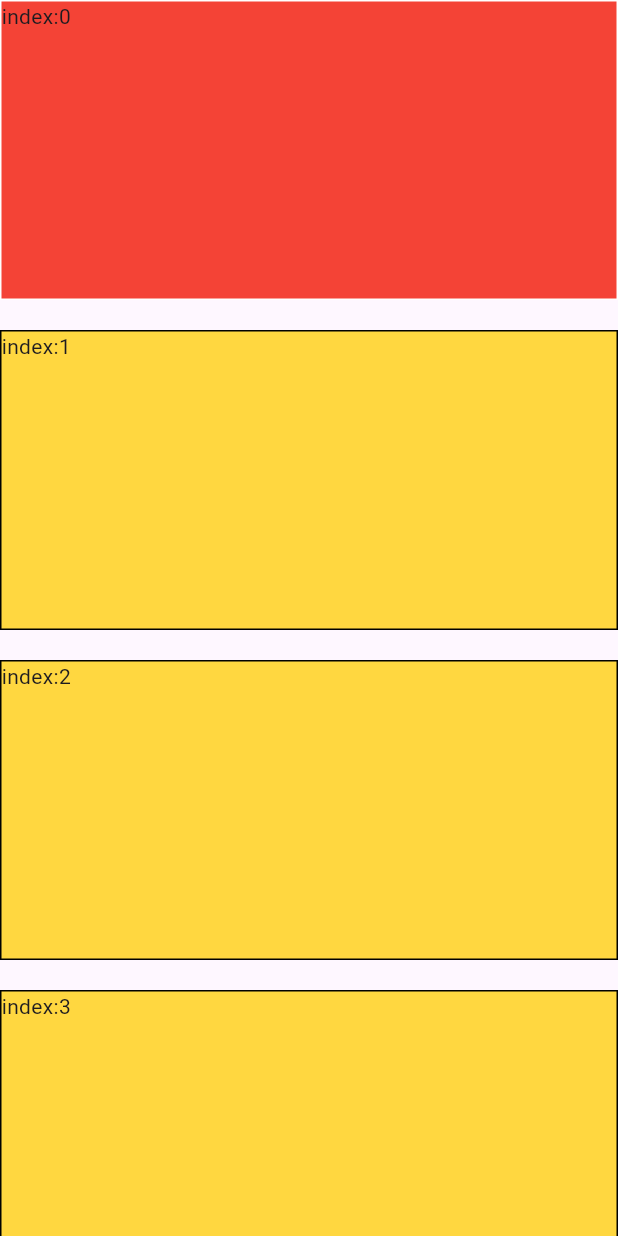
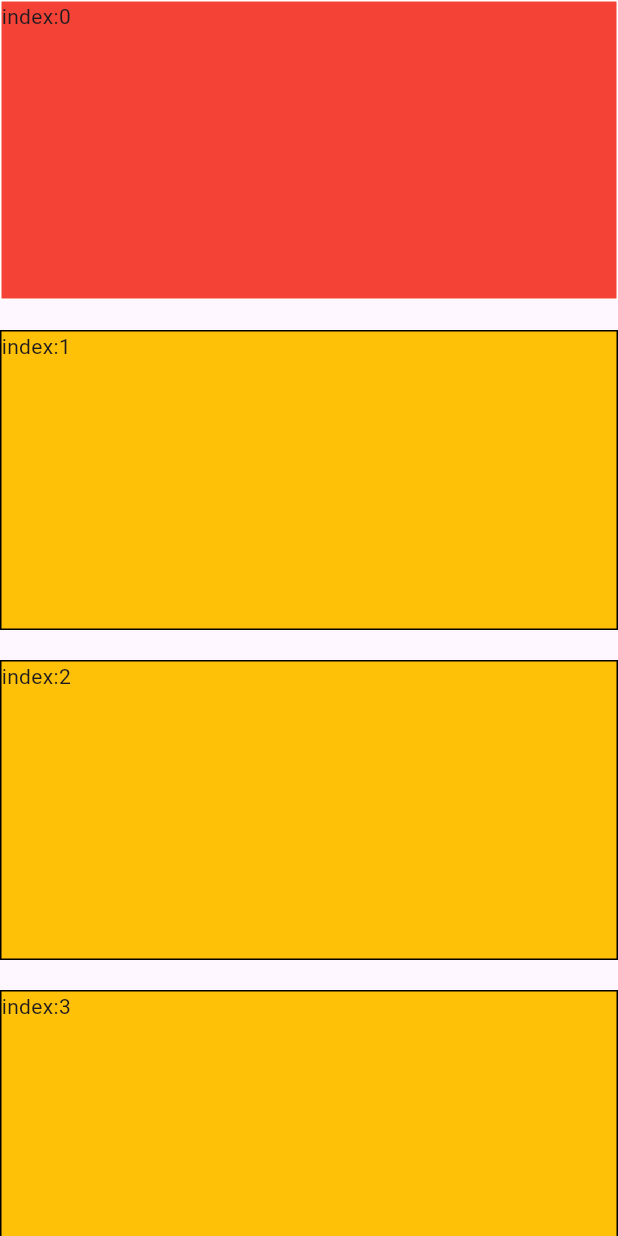
Before and after one commit to mohamedNaser1212/lamp_animation, a Flutter app: the screen it shows after launch, after a tap on an icon or button, on a phone screen of 412 x 824 dp. Run offline on Flutter 3.47's test engine with Material 3 defaults, Android fonts, the phone set to English and light mode, and no system bars.

Commit message:
Implement color animation in ContainerItem for enhanced visual feedback on selection changes. Added a color controller and updated the animation logic to reflect state changes, improving the overall user experience.

```diff
--- a/lib/main.dart
+++ b/lib/main.dart
@@ -100,14 +100,20 @@ class ContainerItem extends StatefulWidget {
 }
 
 class _ContainerItemState extends State<ContainerItem>
-    with SingleTickerProviderStateMixin {
+    with TickerProviderStateMixin {
   late AnimationController _controller;
+  late AnimationController _colorController;
   late Animation<Offset> _slideAnimation;
   late Animation<double> _sizeAnimation;
+  late Animation<Color?> _colorAnimation;
 
   @override
   void initState() {
     super.initState();
+    _colorController = AnimationController(
+      vsync: this,
+      duration: const Duration(seconds: 1),
+    );
     _controller = AnimationController(
       vsync: this,
       duration: const Duration(seconds: 1),
@@ -119,10 +125,16 @@ class _ContainerItemState extends State<ContainerItem>
 
     _sizeAnimation = Tween<double>(begin: 80, end: 200).animate(_controller);
 
+    _colorAnimation = ColorTween(
+      begin: Colors.amber.shade500,
+      end: Colors.red.shade500,
+    ).animate(_colorController);
+
     _controller.forward();
   }
 
   bool get _isSelected => widget.selectedIndex == widget.index;
+
   void _onTap() {
     if (_isSelected) {
       return;
@@ -132,8 +144,22 @@ class _ContainerItemState extends State<ContainerItem>
   }
 
   @override
+  void didUpdateWidget(covariant ContainerItem oldWidget) {
+    super.didUpdateWidget(oldWidget);
+    if (widget.selectedIndex == oldWidget.selectedIndex) {
+      return;
+    }
+    if (_isSelected) {
+      _colorController.forward();
+    } else if (oldWidget.selectedIndex == widget.index) {
+      _colorController.reverse();
+    }
+  }
+
+  @override
   void dispose() {
     _controller.dispose();
+    _colorController.dispose();
     super.dispose();
   }
 
@@ -144,13 +170,13 @@ class _ContainerItemState extends State<ContainerItem>
       child: SlideTransition(
         position: _slideAnimation,
         child: AnimatedBuilder(
-          animation: _controller,
+          animation: Listenable.merge([_controller, _colorController]),
           builder:
               (context, child) => Container(
                 width: _sizeAnimation.value,
                 height: _sizeAnimation.value,
                 decoration: BoxDecoration(
-                  color: _isSelected ? Colors.red : Colors.amberAccent,
+                  color: _colorAnimation.value,
                   border: Border.all(
                     color: _isSelected ? Colors.white : Colors.black,
                   ),
```
